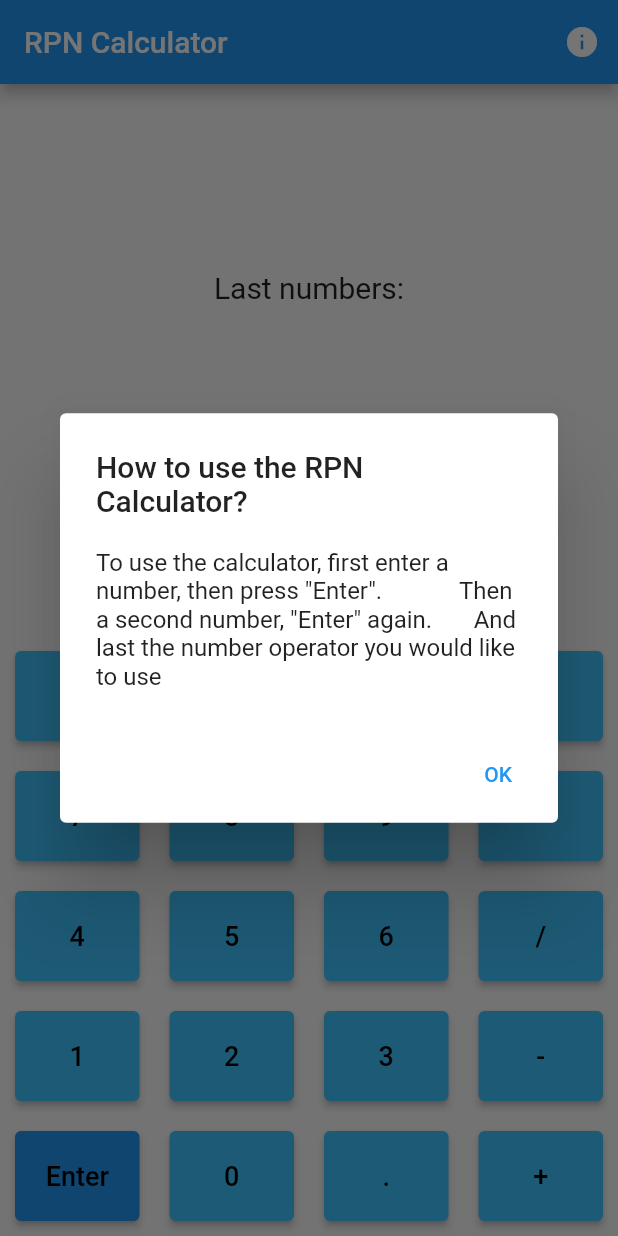
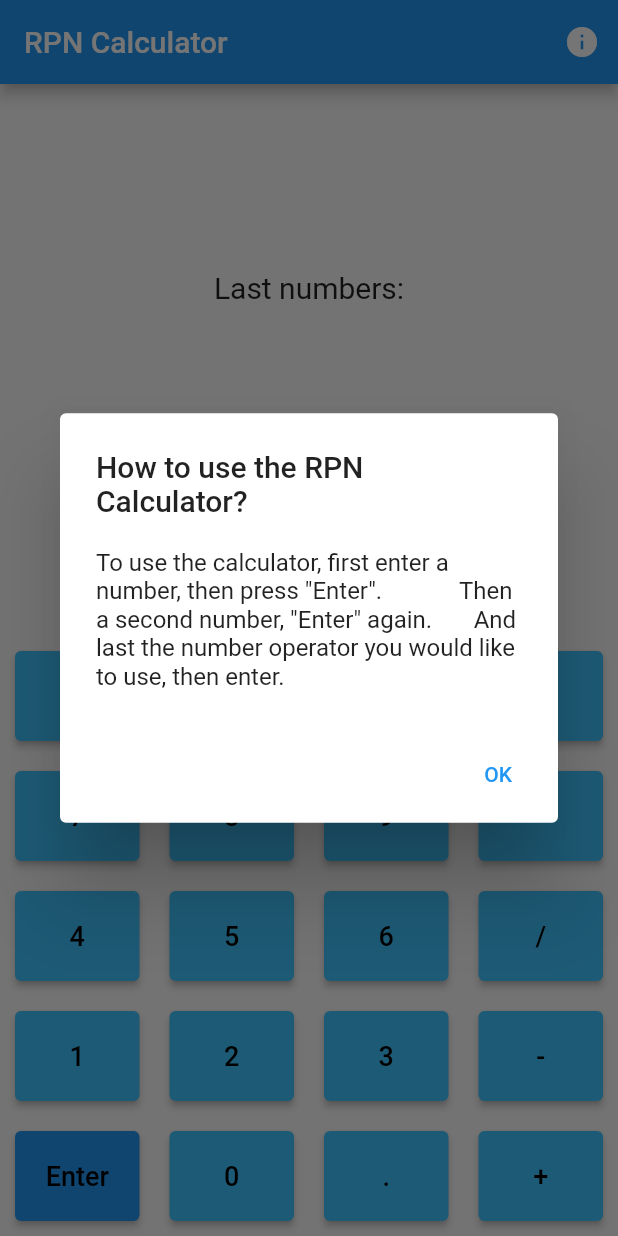
Before and after one commit to AndreasBerthelsen/Assingment2_GUI_Calculator, a Flutter app: the screen it shows after launch, after a tap on the "info" icon, on a phone screen of 412 x 824 dp. Run offline on Flutter 3.47's test engine with Material 2 defaults, Android fonts, the phone set to English and light mode, and no system bars.

Commit message:
Updated info text

```diff
--- a/lib/main.dart
+++ b/lib/main.dart
@@ -39,7 +39,7 @@
                   builder: (BuildContext context) => AlertDialog(
                     title: const Text('How to use the RPN Calculator?'),
                     content: const Text(
-                        'To use the calculator, first enter a number, then press "Enter".             Then a second number, "Enter" again.       And last the number operator you would like to use'),
+                        'To use the calculator, first enter a number, then press "Enter".             Then a second number, "Enter" again.       And last the number operator you would like to use, then enter.'),
                     actions: <Widget>[
                       TextButton(
                         onPressed: () => Navigator.pop(context, 'OK'),
```
